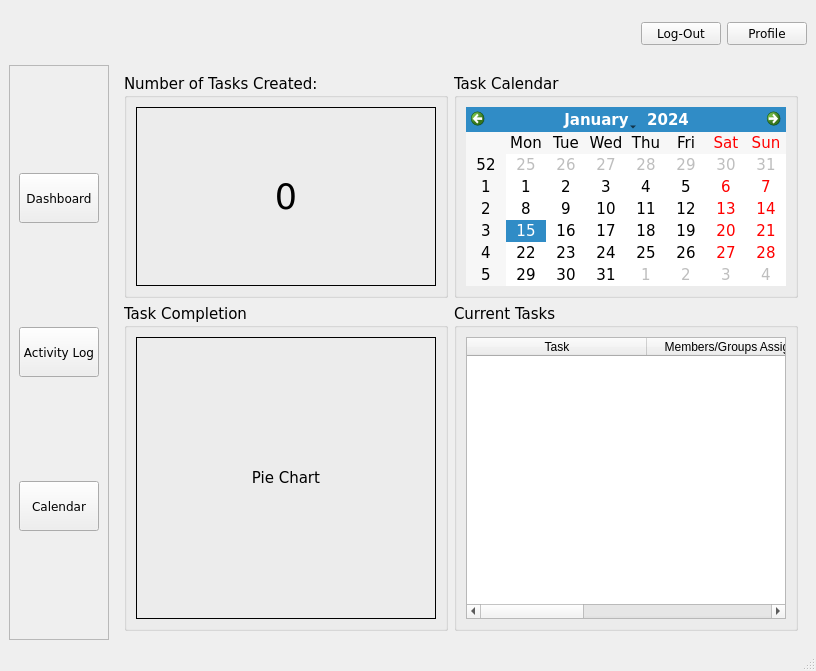
Old version of the form CLOCKWORK_SEMESTER/dashboard_manager_updated.ui in the repository AmielJohnPadasay/ClockWork.
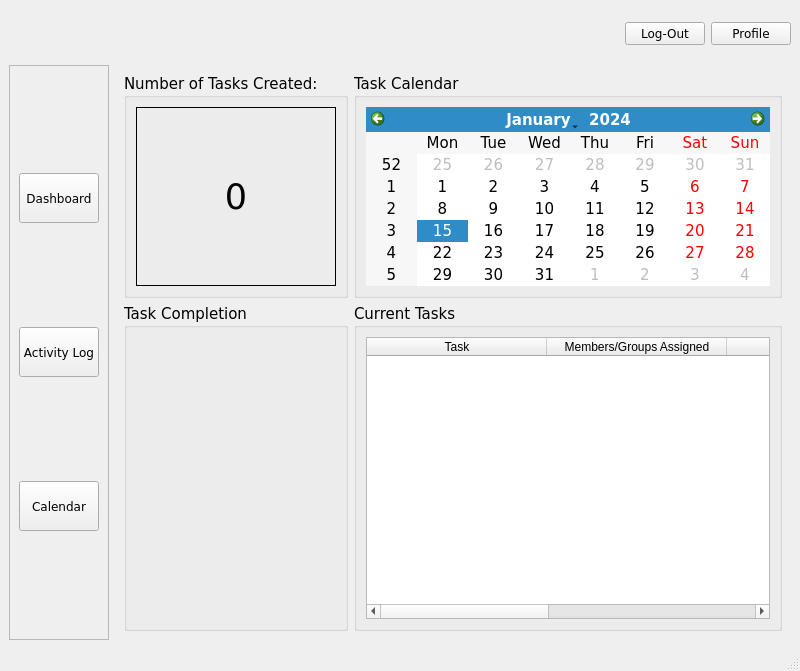
New version of the form. Icons and pictures are not drawn.

Patch:
```diff
--- a/CLOCKWORK_SEMESTER/dashboard_manager_updated.ui
+++ b/CLOCKWORK_SEMESTER/dashboard_manager_updated.ui
@@ -261,27 +261,6 @@
           <property name="title">
            <string>Task Completion</string>
           </property>
-          <layout class="QGridLayout" name="gridLayout_7">
-           <item row="0" column="0">
-            <widget class="QLabel" name="pie_chart">
-             <property name="minimumSize">
-              <size>
-               <width>300</width>
-               <height>250</height>
-              </size>
-             </property>
-             <property name="frameShape">
-              <enum>QFrame::Shape::Box</enum>
-             </property>
-             <property name="text">
-              <string>Pie Chart</string>
-             </property>
-             <property name="alignment">
-              <set>Qt::AlignmentFlag::AlignCenter</set>
-             </property>
-            </widget>
-           </item>
-          </layout>
          </widget>
         </item>
         <item row="0" column="0" rowspan="2">
```
